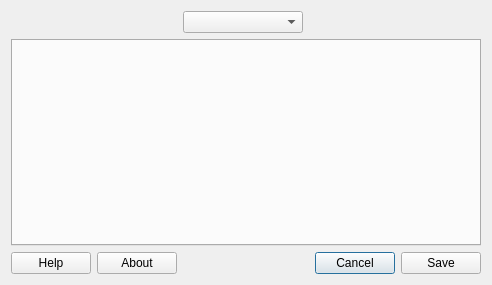
Qt form src/gui/sr_config.ui (hgiesel/anki_set_randomizer) before a commit.
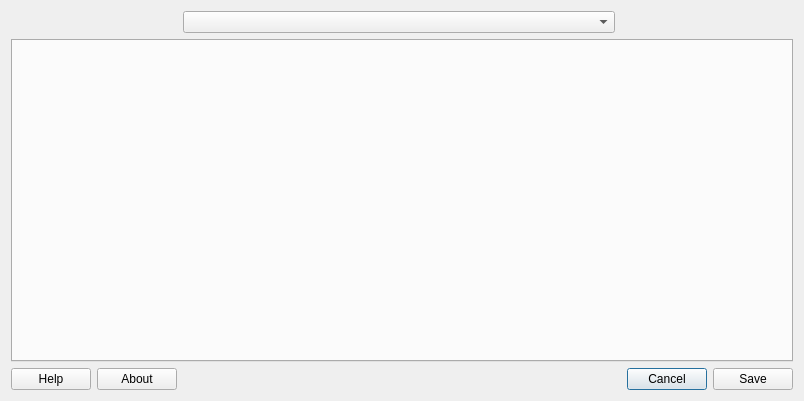
The same form after that commit. Custom widgets are drawn as their Qt base class.

What changed in the file:
```diff
--- a/src/gui/sr_config.ui
+++ b/src/gui/sr_config.ui
@@ -7,8 +7,8 @@
    <rect>
     <x>0</x>
     <y>0</y>
-    <width>492</width>
-    <height>285</height>
+    <width>804</width>
+    <height>401</height>
    </rect>
   </property>
   <property name="windowTitle">
```
